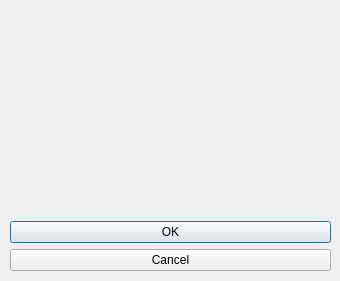
The window that resources/delete_token_window.ui (DreWeRs/tokens_tracker) describes before a commit, drawn with Qt 5.
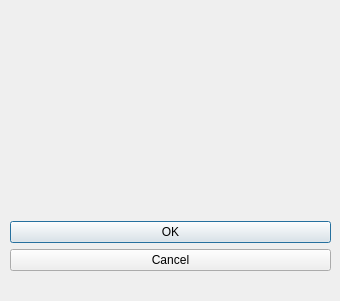
The same window after the commit.

```diff
--- a/resources/delete_token_window.ui
+++ b/resources/delete_token_window.ui
@@ -7,19 +7,19 @@
     <x>0</x>
     <y>0</y>
     <width>340</width>
-    <height>281</height>
+    <height>301</height>
    </rect>
   </property>
   <property name="minimumSize">
    <size>
     <width>340</width>
-    <height>281</height>
+    <height>301</height>
    </size>
   </property>
   <property name="maximumSize">
    <size>
     <width>340</width>
-    <height>281</height>
+    <height>301</height>
    </size>
   </property>
   <property name="windowTitle">
@@ -31,7 +31,7 @@
      <x>10</x>
      <y>221</y>
      <width>321</width>
-     <height>51</height>
+     <height>71</height>
     </rect>
    </property>
    <property name="orientation">
```
